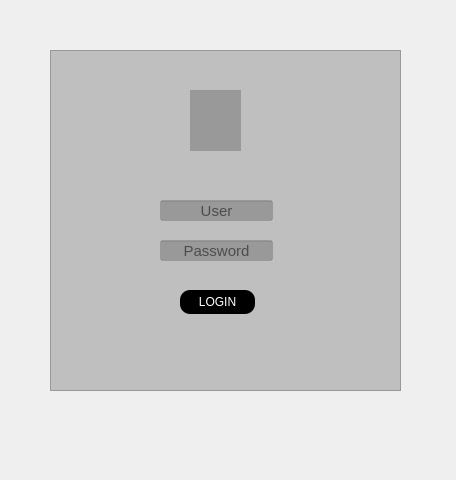
Old version of the form desktop prof mauricio/Qt Desiner/Login.ui in the repository rodrigo570282/web.
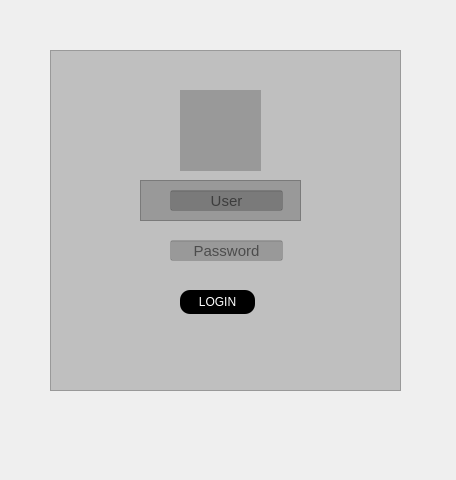
New version of the form. Icons and pictures are not drawn.

Commit message: atualizei o web e deletei da area de trabalho do senac

```diff
--- a/desktop prof mauricio/Qt Desiner/Login.ui
+++ b/desktop prof mauricio/Qt Desiner/Login.ui
@@ -31,31 +31,10 @@
    <property name="frameShadow">
     <enum>QFrame::Shadow::Raised</enum>
    </property>
-   <widget class="QLineEdit" name="txt_user">
-    <property name="geometry">
-     <rect>
-      <x>110</x>
-      <y>150</y>
-      <width>113</width>
-      <height>21</height>
-     </rect>
-    </property>
-    <property name="font">
-     <font>
-      <pointsize>11</pointsize>
-     </font>
-    </property>
-    <property name="alignment">
-     <set>Qt::AlignmentFlag::AlignCenter</set>
-    </property>
-    <property name="placeholderText">
-     <string>User</string>
-    </property>
-   </widget>
    <widget class="QLineEdit" name="txt_password">
     <property name="geometry">
      <rect>
-      <x>110</x>
+      <x>120</x>
       <y>190</y>
       <width>113</width>
       <height>21</height>
@@ -108,21 +87,52 @@
    <widget class="QLabel" name="label">
     <property name="geometry">
      <rect>
-      <x>140</x>
+      <x>130</x>
       <y>40</y>
-      <width>51</width>
-      <height>61</height>
+      <width>81</width>
+      <height>81</height>
      </rect>
     </property>
     <property name="text">
      <string/>
     </property>
-    <property name="pixmap">
-     <pixmap>../../Downloads/icons8-login-50.png</pixmap>
+   </widget>
+   <widget class="QFrame" name="frame_2">
+    <property name="geometry">
+     <rect>
+      <x>90</x>
+      <y>130</y>
+      <width>161</width>
+      <height>41</height>
+     </rect>
     </property>
-    <property name="scaledContents">
-     <bool>true</bool>
+    <property name="frameShape">
+     <enum>QFrame::Shape::StyledPanel</enum>
     </property>
+    <property name="frameShadow">
+     <enum>QFrame::Shadow::Raised</enum>
+    </property>
+    <widget class="QLineEdit" name="txt_user">
+     <property name="geometry">
+      <rect>
+       <x>30</x>
+       <y>10</y>
+       <width>113</width>
+       <height>21</height>
+      </rect>
+     </property>
+     <property name="font">
+      <font>
+       <pointsize>11</pointsize>
+      </font>
+     </property>
+     <property name="alignment">
+      <set>Qt::AlignmentFlag::AlignCenter</set>
+     </property>
+     <property name="placeholderText">
+      <string>User</string>
+     </property>
+    </widget>
    </widget>
   </widget>
  </widget>
```
The commit also changes 1 other file.
